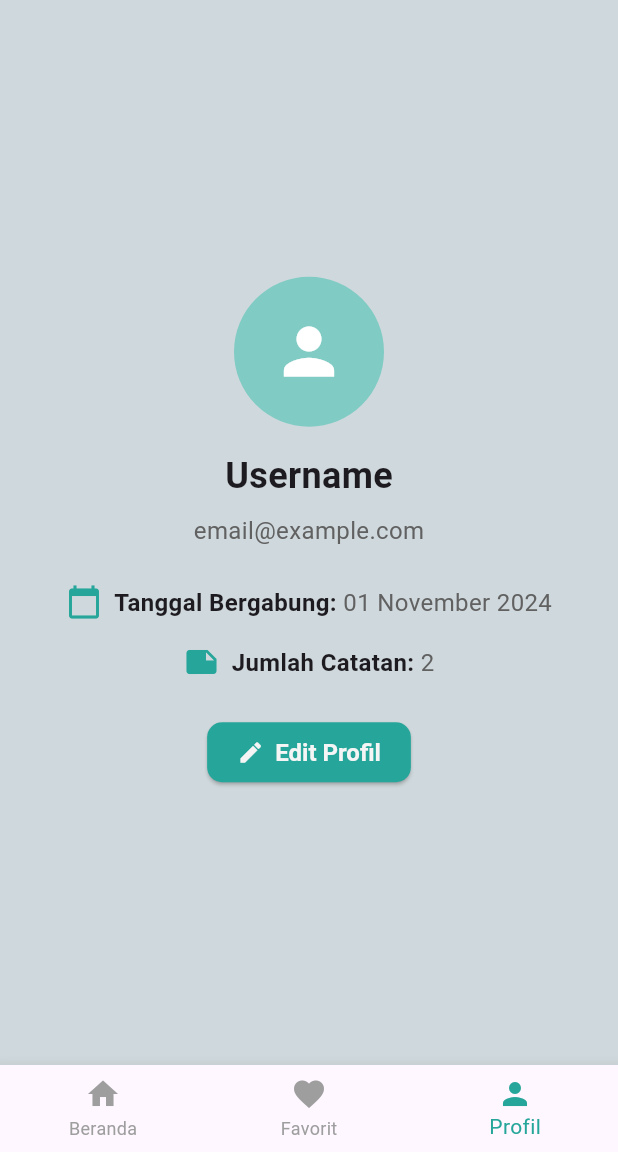
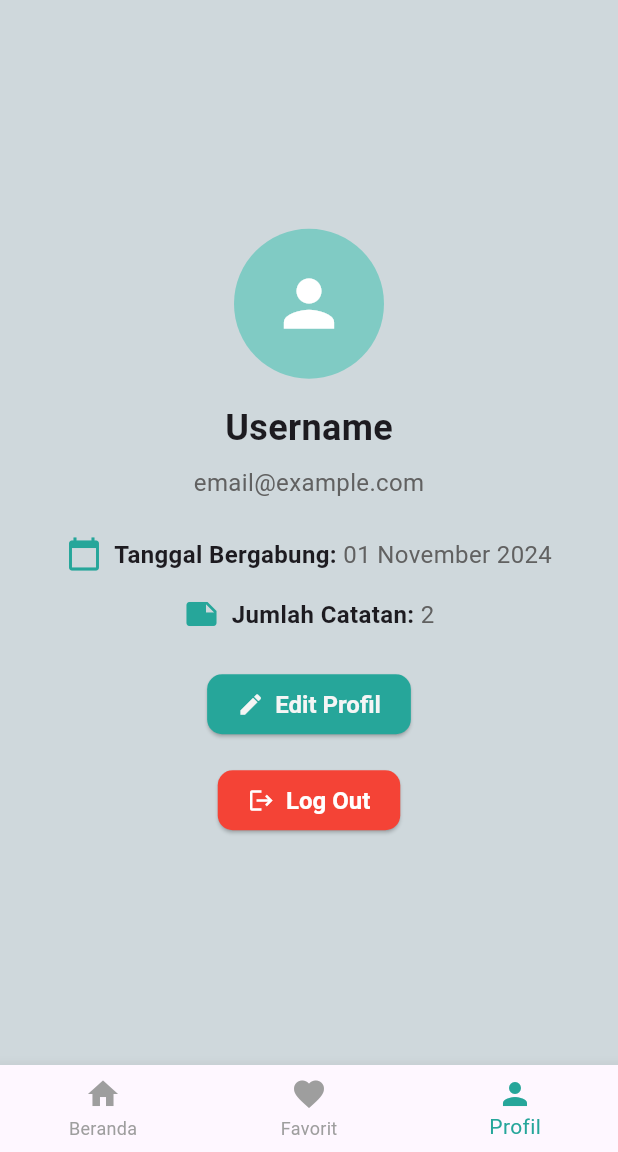
Before and after one commit to AwwaliyahAliyah/tekber-fp, a Flutter app: the HomeScreen screen opened directly, item 3 of the bottom bar chosen, on a phone screen of 412 x 824 dp, the part 84-1236 px from its top. Run offline on Flutter 3.47's test engine with Material 3 defaults, Android fonts, the light colour scheme and no system bars; our stand-ins replace icons_plus.

Commit message:
tambahan logout

```diff
--- a/lib/screens/profile.dart
+++ b/lib/screens/profile.dart
@@ -83,7 +83,51 @@ class ProfileScreen extends StatelessWidget {
               label: Text("Edit Profil"),
               style: ElevatedButton.styleFrom(
                 foregroundColor: Colors.grey[100],
-                backgroundColor: Colors.teal[400],  // For text and icon color
+                backgroundColor: Colors.teal[400], // For text and icon color
+                padding: EdgeInsets.symmetric(horizontal: 20, vertical: 10),
+                textStyle: TextStyle(fontSize: 16, fontWeight: FontWeight.bold),
+                shape: RoundedRectangleBorder(
+                  borderRadius: BorderRadius.circular(10),
+                ),
+              ),
+            ),
+            SizedBox(height: 16),
+
+            // Tombol Logout
+            ElevatedButton.icon(
+              onPressed: () {
+                // Logika untuk log out
+                showDialog(
+                  context: context,
+                  builder: (context) => AlertDialog(
+                    title: Text("Log Out"),
+                    content: Text("Apakah Anda yakin ingin log out?"),
+                    actions: [
+                      TextButton(
+                        onPressed: () {
+                          Navigator.pop(context); // Tutup dialog
+                        },
+                        child: Text("Batal"),
+                      ),
+                      TextButton(
+                        onPressed: () {
+                          // Logika logout, misalnya reset state dan navigasi
+                          Provider.of<UserProvider>(context, listen: false)
+                              .logout();
+                          Navigator.pop(context); // Tutup dialog
+                          Navigator.pushReplacementNamed(context, '/login');
+                        },
+                        child: Text("Log Out"),
+                      ),
+                    ],
+                  ),
+                );
+              },
+              icon: Icon(Icons.logout),
+              label: Text("Log Out"),
+              style: ElevatedButton.styleFrom(
+                foregroundColor: Colors.white,
+                backgroundColor: Colors.red,
                 padding: EdgeInsets.symmetric(horizontal: 20, vertical: 10),
                 textStyle: TextStyle(fontSize: 16, fontWeight: FontWeight.bold),
                 shape: RoundedRectangleBorder(
```
Also changed, not shown: lib/providers/user_provider.dart (+9 -0 lines). Lines whose indentation alone changed are shown as unchanged.
